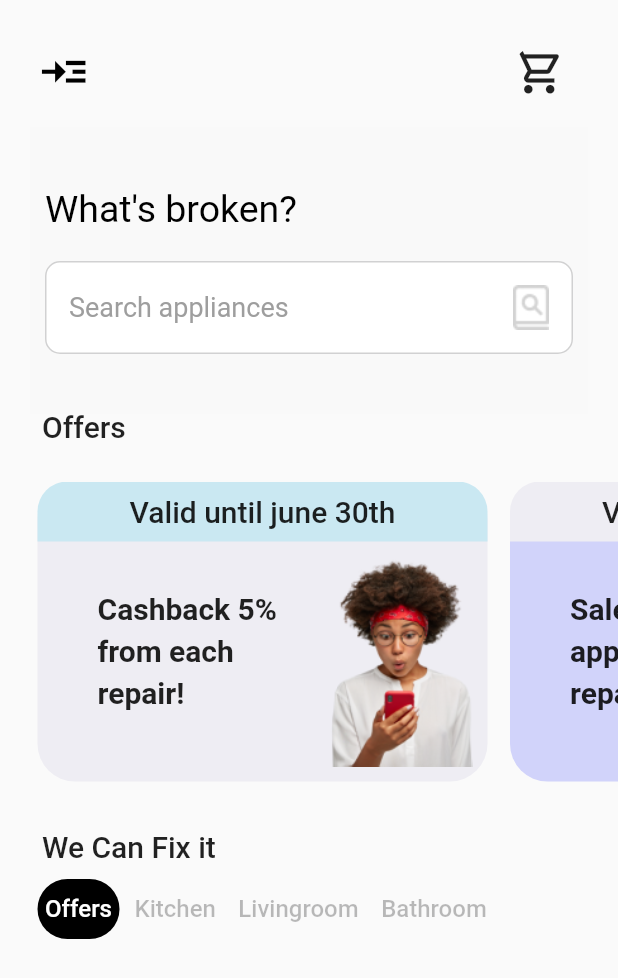
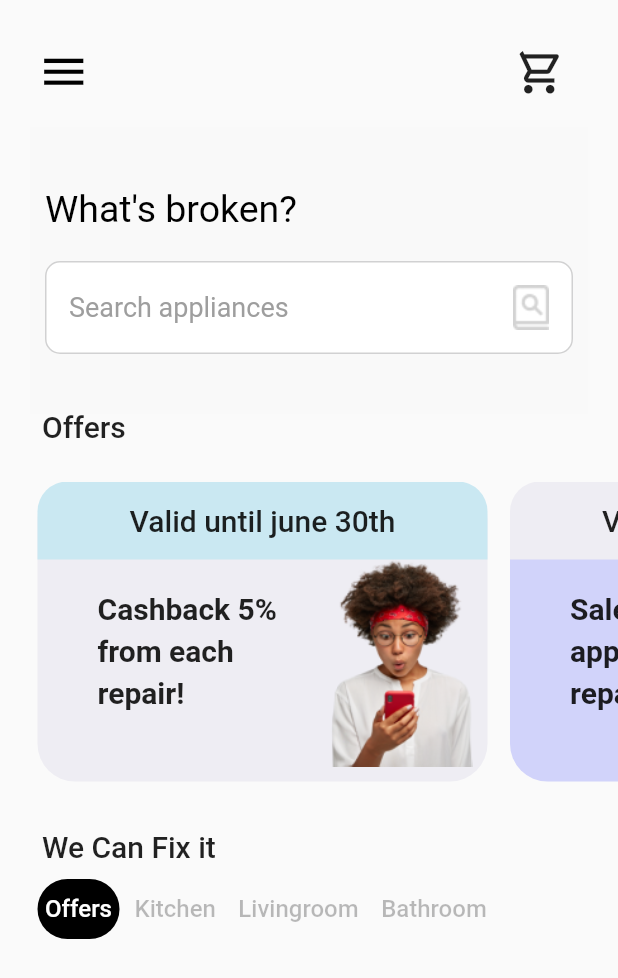
Before and after one commit to favouronwochei/Repair-Home, a Flutter app: the screen it shows after launch, on a phone screen of 412 x 824 dp. Shown: the top 978 px of the screen. Run offline on Flutter 3.47's test engine with Material 2 defaults, Android fonts, the phone set to English and light mode, and no system bars; our stand-ins replace font_awesome_flutter, hexcolor; missing offline and left inert: flutter_image_stack.

Commit message:
Team 31 - App design by favcoders

```diff
--- a/lib/fix/we_offerfix_list.dart
+++ b/lib/fix/we_offerfix_list.dart
@@ -1,5 +1,6 @@
 import 'package:flutter/cupertino.dart';
 import 'package:flutter/material.dart';
+import 'package:hexcolor/hexcolor.dart';
 import 'package:repair_home/fix/we_offerfix_item.dart';
 import 'package:repair_home/model/we_offerfix_model.dart';
 
@@ -11,11 +12,10 @@ class OfferFixList extends StatelessWidget {
   @override
   Widget build(BuildContext context) {
     return Container(
-      margin: EdgeInsets.symmetric(horizontal: 10),
-      height: 50,
+      height: 100,
       child: ListView.separated(
         physics: NeverScrollableScrollPhysics(),
-      // scrollDirection: Axis.vertical,
+      scrollDirection: Axis.vertical,
         itemBuilder: (context, index) => GestureDetector(
           onTap: (){},
           child: WeOfferItem(offerFixList[index]),
@@ -24,5 +24,6 @@ class OfferFixList extends StatelessWidget {
         itemCount: offerFixList.length),
 
     );
+
   }
 }
--- a/lib/home/home_page.dart
+++ b/lib/home/home_page.dart
@@ -3,6 +3,7 @@ import 'package:repair_home/Search/search_card.dart';
 import 'package:repair_home/fix/we_fix.dart';
 import 'package:repair_home/fix/we_offerfix_item.dart';
 import 'package:repair_home/home/widgets/home_app_bar.dart';
+import '../fix/we_offerfix_list.dart';
 import '../offers/offer_list.dart';
 import '../offers/offer_tag_page/offer_tag_pg.dart';
 import '../offers/tag_offer_list.dart';
@@ -13,24 +14,33 @@ class HomePage extends StatelessWidget {
   @override
   Widget build(BuildContext context) {
     return Scaffold(
-      body: SingleChildScrollView(
-        child: Stack(
+      body: Stack(
         children: [
           Column(
             crossAxisAlignment: CrossAxisAlignment.start,
             children: [
               HomeAppBar(),
+              SingleChildScrollView
+                (
+                child: Stack(
+                  children: [
+                    Column(
+                      children: [
                         SearchCard(),
                         OfferTagPg(),
                         OfferList(),
                         WeFixIt(),
                         TagOfferList(),
-                weOfferItem(),
+                        OfferFixList(),
                       ],
                     )
                   ],
                 ),
               ),
+            ],
+          )
+        ],
+      ),
     );
   }
 }
--- a/lib/home/widgets/home_app_bar.dart
+++ b/lib/home/widgets/home_app_bar.dart
@@ -24,7 +24,7 @@ class HomeAppBar extends StatelessWidget {
                 child: Stack(
                   children: [
                     Icon(
-                      Icons.read_more,
+                      Icons.menu_outlined,
                       color: Colors.black, size: 35,
                     ),
                   ],
--- a/lib/offers/offer_item.dart
+++ b/lib/offers/offer_item.dart
@@ -30,7 +30,7 @@ class OfferItem extends StatelessWidget {
               left: 0,
               right: 0,
               child: Container(
-                height: 40,
+                height: 52,
                 padding: EdgeInsets.symmetric(horizontal: 5, vertical: 5),
                 decoration: BoxDecoration(
                     borderRadius: BorderRadius.only(
--- a/lib/offers/offer_list.dart
+++ b/lib/offers/offer_list.dart
@@ -16,10 +16,7 @@ class OfferList extends StatelessWidget {
         padding: EdgeInsets.symmetric(horizontal: 25),
           scrollDirection: Axis.horizontal,
           itemBuilder: (context, index) => GestureDetector(
-            onTap: (){
-              // showModalBottomSheet(context: context, builder: (context)
-              // => off)
-            },
+            onTap: (){},
             child: OfferItem(offerList[index]),
           ),
           separatorBuilder: (_, index) => SizedBox(width: 15),
--- a/pubspec.yaml
+++ b/pubspec.yaml
@@ -74,6 +74,8 @@ flutter:
     - assets/images/Hello_World.jpg
     - assets/images/Vector.jpg
     - assets/images/washmachine.png
+    - assets/images/tv.png
+    - assets/images/microwave.png
     - assets/images/ATTRAC.png
     - assets/images/search_icon.png
     - assets/images/repairHomeIcon.png
```
Also changed, not shown: lib/fix/we_offerfix_item.dart (+5 -17 lines). Lines whose indentation alone changed are shown as unchanged.
